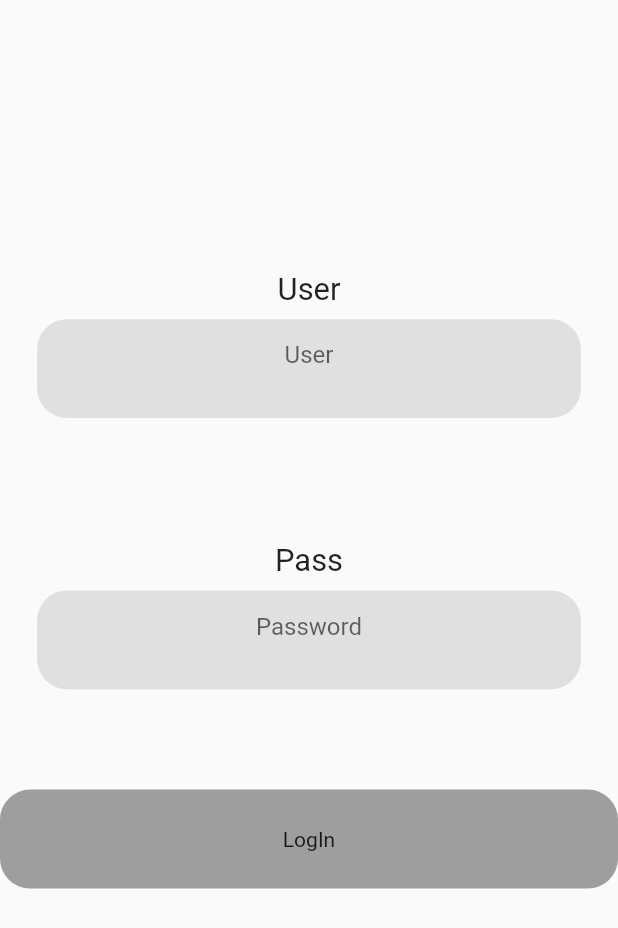
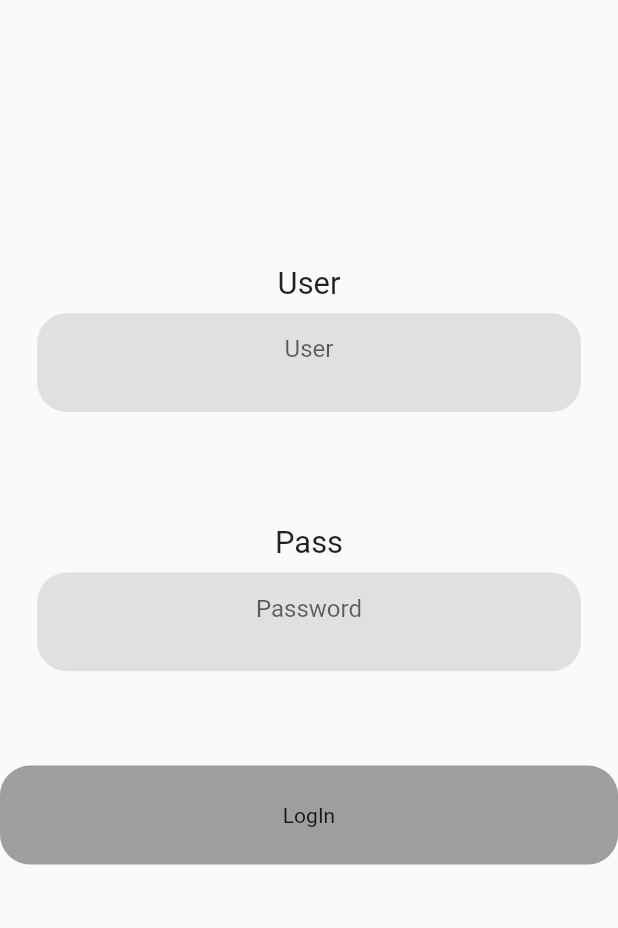
Before and after one commit to AMOSAD0/Admin, a Flutter app: the screen it shows after launch, on a phone screen of 412 x 824 dp. Shown: the top 928 px of the screen. Run offline on Flutter 3.47's test engine with Material 2 defaults, Android fonts, the phone set to English and light mode, and no system bars; our stand-ins replace animated_splash_screen, bloc, shared_preferences, sizer; network calls fail.

Commit message:
commit 2

```diff
--- a/lib/presentation/module/LogInScreen.dart
+++ b/lib/presentation/module/LogInScreen.dart
@@ -18,8 +18,8 @@ class LogInScreen extends StatelessWidget {
 
             children: [
               SizedBox(height: 20.h,),
-              TextFieldF(secure: false,name:'User',hint: 'User',type: TextInputType.emailAddress,controller:controller1),
-              TextFieldF(type:TextInputType.visiblePassword,name: 'Pass',secure: true,hint: 'Password',controller:controller2,),
+              TextField1(secure: false,name:'User',hint: 'User',type: TextInputType.emailAddress,controller:controller1),
+              TextField1(type:TextInputType.visiblePassword,name: 'Pass',secure: true,hint: 'Password',controller:controller2,),
               InkWell(
                   onTap: (){
                     Navigator.push(context, MaterialPageRoute(builder: (_)=>AddProductScreen()));
--- a/lib/presentation/widget/TextField.dart
+++ b/lib/presentation/widget/TextField.dart
@@ -1,17 +1,17 @@
 import 'package:flutter/material.dart';
 import 'package:sizer/sizer.dart';
-class TextFieldF extends StatelessWidget {
+class TextField1 extends StatelessWidget {
   TextEditingController? controller=TextEditingController();
   String? hint,name;
   bool? secure;
   var type;
-  TextFieldF({Key? key,this.hint,this.name,this.secure,this.type,this.controller}) : super(key: key);
+  TextField1({Key? key,this.hint,this.name,this.secure,this.type,this.controller}) : super(key: key);
 
   @override
   Widget build(BuildContext context) {
     return
       Padding(
-        padding: const EdgeInsets.all(8.0),
+        padding: const EdgeInsets.all(4.0),
         child: Container(
           height: 20.h,
           width: 85.w,
```
